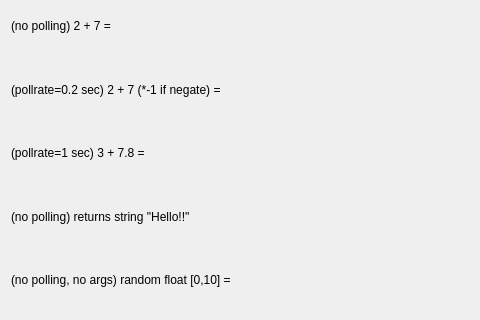
Above: examples/rpc/rpc_labels.ui from slaclab/pydm before the change; both pictures show x 0 to 480 and y 182 to 502 of the 562 by 502 pixel window. Below: the same form after it.
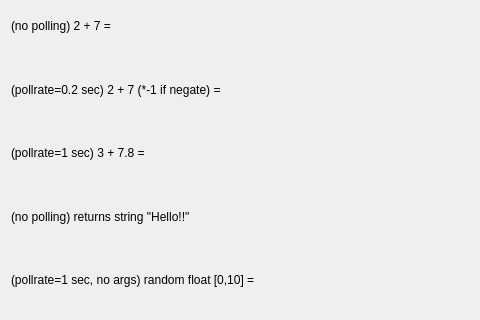
That is the form after the change. Custom widgets are drawn as their Qt base class.

Commit message: STY: minor fixes from review

What changed in the file:
```diff
--- a/examples/rpc/rpc_labels.ui
+++ b/examples/rpc/rpc_labels.ui
@@ -211,7 +211,7 @@
      <item>
       <widget class="QLabel" name="label_6">
        <property name="text">
-        <string>(no polling, no args) random float [0,10] = </string>
+        <string>(pollrate=1 sec, no args) random float [0,10] = </string>
        </property>
       </widget>
      </item>
```
Left out of the diff: 2 changed lines with no effect on the pictures. The commit also changes 1 other file.
